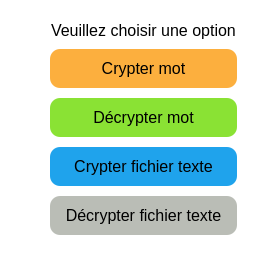
Old version of the form mainWindow.ui in the repository hraouak/Crypt_Decrypt_PyQt5.
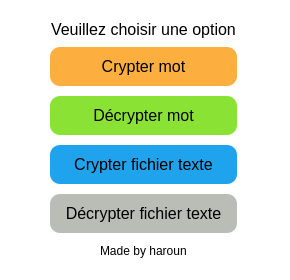
New version of the form.

The edit to the form file:
```diff
--- a/mainWindow.ui
+++ b/mainWindow.ui
@@ -2,15 +2,23 @@
 <ui version="4.0">
  <class>MainWindow</class>
  <widget class="QMainWindow" name="MainWindow">
+  <property name="geometry">
+   <rect>
+    <x>0</x>
+    <y>0</y>
+    <width>290</width>
+    <height>280</height>
+   </rect>
+  </property>
   <property name="minimumSize">
    <size>
-    <width>280</width>
+    <width>290</width>
     <height>280</height>
    </size>
   </property>
   <property name="maximumSize">
    <size>
-    <width>280</width>
+    <width>290</width>
     <height>280</height>
    </size>
   </property>
@@ -21,17 +29,17 @@
    <string notr="true">background-color: rgb(255, 255, 255);</string>
   </property>
   <widget class="QWidget" name="centralwidget">
-   <widget class="QWidget" name="layoutWidget">
+   <widget class="QWidget" name="">
     <property name="geometry">
      <rect>
       <x>30</x>
       <y>20</y>
       <width>227</width>
-      <height>217</height>
+      <height>240</height>
      </rect>
     </property>
     <layout class="QVBoxLayout" name="verticalLayout">
-     <item alignment="Qt::AlignHCenter|Qt::AlignVCenter">
+     <item alignment="Qt::AlignHCenter">
       <widget class="QLabel" name="label">
        <property name="styleSheet">
         <string notr="true">font-size:16px;</string>
@@ -101,6 +109,13 @@
        </property>
       </widget>
      </item>
+     <item alignment="Qt::AlignHCenter">
+      <widget class="QLabel" name="label_2">
+       <property name="text">
+        <string>Made by haroun</string>
+       </property>
+      </widget>
+     </item>
     </layout>
    </widget>
   </widget>
```
Left out of the diff: 2 changed lines with no effect on the pictures.
